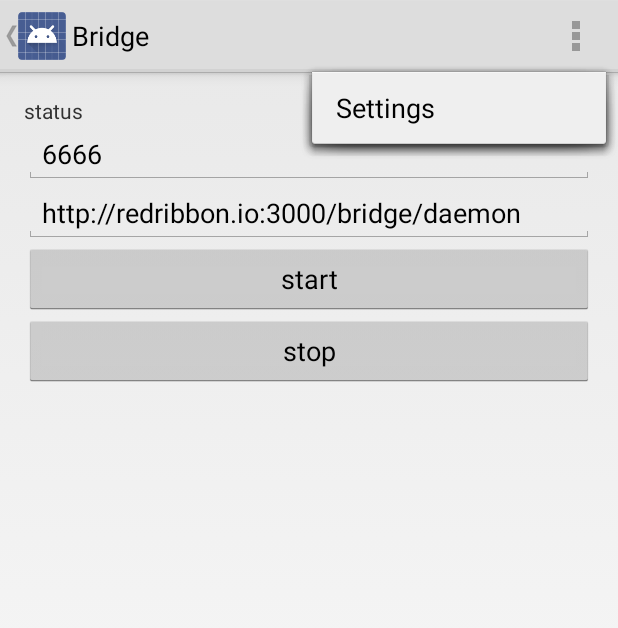
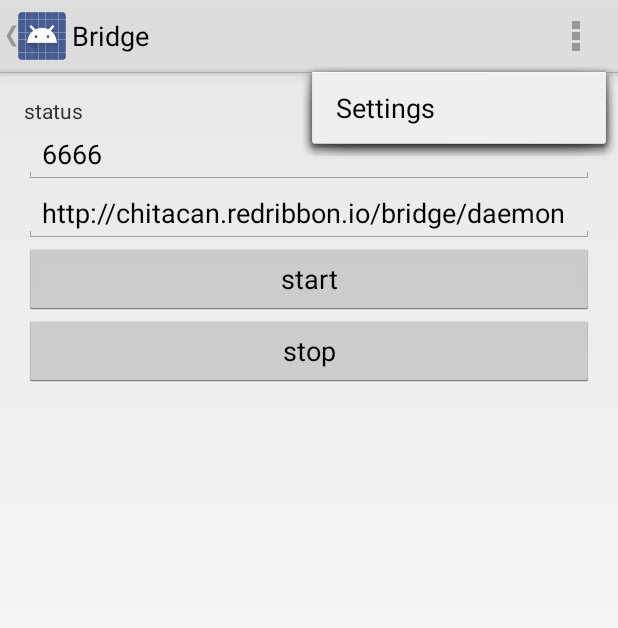
Before and after one commit to chitacan/bridge-app, an Android app: the screen it shows after launch (MainActivity), with the options menu open, on a phone screen of 412 x 824 dp. Shown: the top 628 px of the screen. Run offline under Robolectric (Android 15) with nearby library versions, the phone set to English and light mode, and no system bars; libraries missing offline, so code that uses them is left out: com.github.nkzawa.emitter, com.github.nkzawa.socketio; 2 statements that could not run were skipped.

Commit message:
[client][app] update URL info.

```diff
--- a/app/src/main/res/layout/fragment_main.xml
+++ b/app/src/main/res/layout/fragment_main.xml
@@ -31,8 +31,8 @@
         android:singleLine="true"
         android:id="@+id/edit_remote_addr"
         android:layout_below="@+id/edit_local_port"
-        android:text="http://redribbon.io:3000/bridge/daemon"
-        android:hint="remote port number"
+        android:text="http://chitacan.redribbon.io/bridge/daemon"
+        android:hint="remote address"
         android:layout_alignParentStart="true" />
 
     <Button
```
Also changed, not shown: 1 other file.
